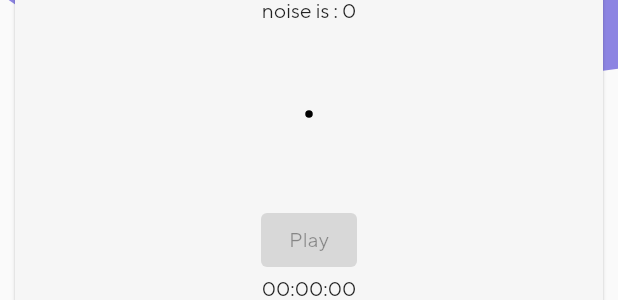
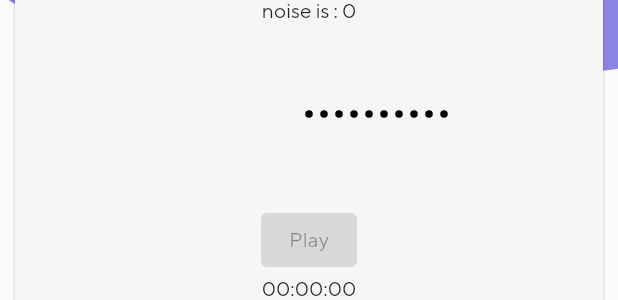
Before and after one commit to Nikzed/MemoryBox, a Flutter app: the Record widget shown alone on an empty page, opened directly, on a phone screen of 412 x 824 dp. Shown: the part 414-714 px from the top of the screen. Run offline on Flutter 3.47's test engine with Material 2 defaults, Android fonts, the phone set to English and light mode, and no system bars; our stand-ins replace cloud_firestore, firebase_auth, firebase_core, flutter_screenutil, flutter_svg, image_picker and 2 more; missing offline and left inert: flutter_sound, noise_meter; accounts and stored records are empty; network calls fail; statements that could not run were skipped.

Commit message:
audio listener visualisation added

```diff
--- a/lib/screens/home/record.dart
+++ b/lib/screens/home/record.dart
@@ -1,4 +1,5 @@
 import 'dart:async';
+import 'dart:collection';
 import 'dart:io';
 import 'package:first_project_test/model/painter_model.dart';
 import 'package:flutter/material.dart';
@@ -37,6 +38,8 @@ class _RecordState extends State<Record> {
   NoiseMeter? _noiseMeter;
   int currentNoise = 0;
 
+  List noisesList = [0,0,0,0,0,0,0,0,0,0];
+
   @override
   void initState() {
     super.initState();
@@ -69,14 +72,20 @@ class _RecordState extends State<Record> {
       if (!this._isRecording) {
         this._isRecording = true;
       }
+
     });
 
     /// Do someting with the noiseReading object
     noiseReading.meanDecibel == double.negativeInfinity
         ? currentNoise = 0
-        : currentNoise = (noiseReading.meanDecibel.ceil() - 50) * 2;
+        : currentNoise = ((noiseReading.meanDecibel - 50) * 2).toInt();
     currentNoise < 0 ? currentNoise = 0 : null;
-    print(noiseReading.toString());
+    for (int i=0; i<9; i++){
+      noisesList[i] = noisesList[i+1];
+    }
+    noisesList.removeLast();
+    noisesList.add(currentNoise);
+    // print(noiseReading.toString());
     // noiseReading.meanDecibel = 5;
     // print(noiseReading.meanDecibel);
   }
@@ -163,6 +172,7 @@ class _RecordState extends State<Record> {
           event.duration.inMilliseconds,
           isUtc: true);
       String txt = DateFormat('mm:ss:SS', 'en_GB').format(date);
+      // TODO проверить почему вызывает ошибку при dispose
       setState(() {
         _recorderText = txt.substring(0, 8);
       });
@@ -294,7 +304,8 @@ class _RecordState extends State<Record> {
                   Text('noise is : ${currentNoise}'),
                   SizedBox(height: 60),
                   CustomPaint(
-                    painter: ShapePainter(currentNoise),
+                    // painter: ShapePainter(currentNoise),
+                    painter: ShapePainter(noisesList),
                   ),
                   SizedBox(height: 60),
                   ElevatedButton(
@@ -319,22 +330,25 @@ class _RecordState extends State<Record> {
 }
 
 class ShapePainter extends CustomPainter {
-  int maxPoint = 0;
+  List maxPoints = [];
 
-  ShapePainter(this.maxPoint);
+  ShapePainter(this.maxPoints);
 
   @override
   void paint(Canvas canvas, Size size) {
-    maxPoint <= 0 ? maxPoint = 0 : null;
+    // maxPoint <= 0 ? maxPoint = 0 : null;
+
     var paint = Paint()
       ..color = Colors.black
       ..strokeWidth = 5
       ..strokeCap = StrokeCap.round;
 
-    Offset startPoint = Offset(size.width / 2, size.height / 2);
-    Offset endPoint = Offset(size.width / 2, size.height / 2 + maxPoint);
+    for(int i=0; i<10; i++){
+      Offset startPoint = Offset(size.width / 2 + i*10, size.height / 2);
+      Offset endPoint = Offset(size.width / 2 + i*10, size.height / 2 + maxPoints[i]);
 
-    canvas.drawLine(startPoint, endPoint, paint);
+      canvas.drawLine(startPoint, endPoint, paint);
+    }
   }
 
   @override
```
